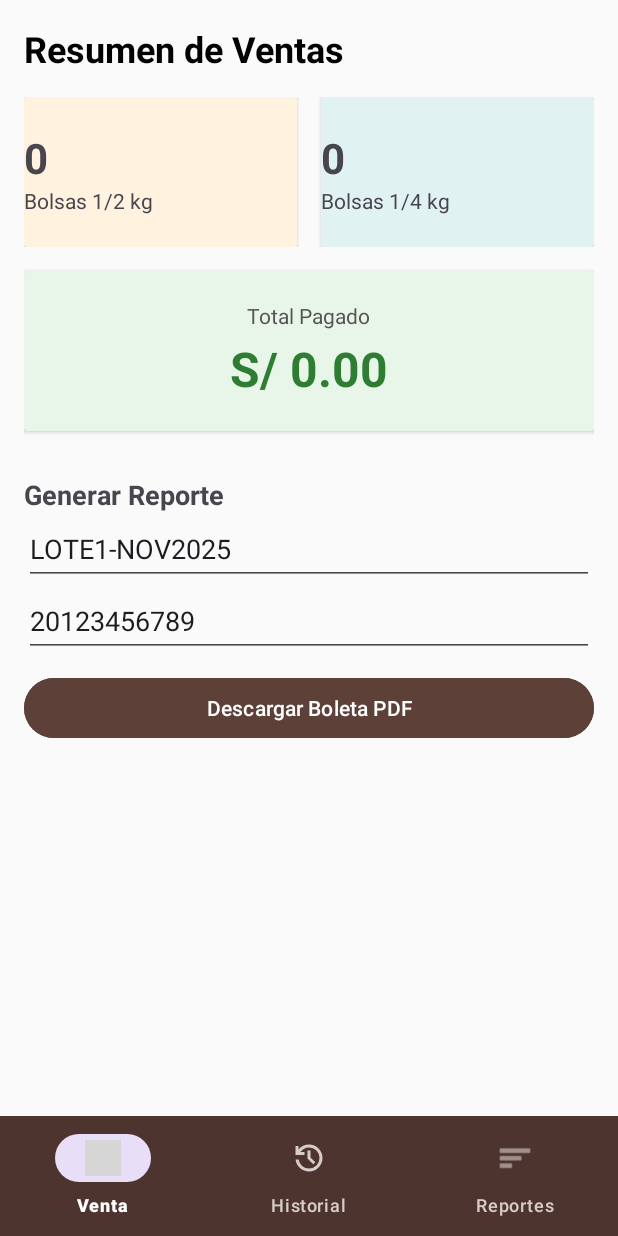
After one commit to shyNkindGuy/CajaiCafeAdministracion, an Android app: the fragment DashboardFragment placed in its activity, on a phone screen of 412 x 824 dp. The commit adds this screen. Run offline under Robolectric (Android 15) with nearby library versions, the phone set to English and light mode, and no system bars; our stand-ins replace Firebase (no records; nobody signed in at launch, a user with empty details on screens opened directly); grey boxes are pictures that could not be loaded.

Commit message:
feat: reportes + apartado de pdf + calcular el total de ventas de bolsas

```diff
--- /dev/null
+++ b/app/src/main/java/com/example/cajaicafeadministracion/DashboardFragment.java
@@ -0,0 +1,172 @@
+package com.example.cajaicafeadministracion;
+
+import android.graphics.Canvas;
+import android.graphics.Color;
+import android.graphics.Paint;
+import android.graphics.pdf.PdfDocument;
+import android.os.Bundle;
+import android.os.Environment;
+import android.view.LayoutInflater;
+import android.view.View;
+import android.view.ViewGroup;
+import android.widget.*;
+import androidx.annotation.NonNull;
+import androidx.annotation.Nullable;
+import androidx.fragment.app.Fragment;
+import com.google.firebase.database.*;
+import java.io.File;
+import java.io.FileOutputStream;
+import java.io.IOException;
+import java.util.ArrayList;
+import java.util.List;
+
+public class DashboardFragment extends Fragment {
+
+    TextView tvTotalMedio, tvTotalCuarto, tvTotalDinero;
+    EditText etLote, etRuc;
+    Button btnExportar;
+    DatabaseReference ventasRef;
+    List<Venta> listaVentas = new ArrayList<>();
+
+    @Nullable
+    @Override
+    public View onCreateView(@NonNull LayoutInflater inflater, @Nullable ViewGroup container, @Nullable Bundle savedInstanceState) {
+        View view = inflater.inflate(R.layout.fragment_dashboard, container, false);
+
+        tvTotalMedio = view.findViewById(R.id.tvTotalMedioKilo);
+        tvTotalCuarto = view.findViewById(R.id.tvTotalCuartoKilo);
+        tvTotalDinero = view.findViewById(R.id.tvTotalDinero);
+        etLote = view.findViewById(R.id.etLote);
+        etRuc = view.findViewById(R.id.etRuc);
+        btnExportar = view.findViewById(R.id.btnExportarPDF);
+
+        ventasRef = FirebaseDatabase.getInstance().getReference("ventas");
+
+        cargarDatos();
+
+        btnExportar.setOnClickListener(v -> generarPDF());
+
+        return view;
+    }
+
+    private void cargarDatos() {
+        ventasRef.addValueEventListener(new ValueEventListener() {
+            @Override
+            public void onDataChange(@NonNull DataSnapshot snapshot) {
+                listaVentas.clear();
+                int countMedio = 0;
+                int countCuarto = 0;
+                double totalDineroRecaudado = 0; // bolsas pagadas
+
+                for (DataSnapshot ds : snapshot.getChildren()) {
+                    Venta v = ds.getValue(Venta.class);
+                    if (v != null) {
+                        listaVentas.add(v);
+
+                        if (v.estadoPago != null) {
+                            if (v.estadoPago.equals("pagado")) {
+                                // Si está pagado, sumamos el total completo
+                                totalDineroRecaudado += v.total;
+                            } else if (v.estadoPago.equals("parcial")) {
+                                // Si es parcial, sumamos SOLO lo que dejó a cuenta
+                                totalDineroRecaudado += v.montoParcial;
+                            }
+                        }
+                        //bolsas
+                        if (v.producto != null) {
+                            if (v.producto.contains("1/2")) {
+                                countMedio += v.cantidad;
+                            } else if (v.producto.contains("1/4")) {
+                                countCuarto += v.cantidad;
+                            }
+                        }
+                    }
+                }
+
+                // Actualizamos la UI
+                tvTotalMedio.setText(String.valueOf(countMedio));
+                tvTotalCuarto.setText(String.valueOf(countCuarto));
+
+                // Mostramos el total recaudado en la nueva tarjeta verde
+                tvTotalDinero.setText("S/ " + String.format("%.2f", totalDineroRecaudado));
+            }
+            @Override
+            public void onCancelled(@NonNull DatabaseError error) {}
+        });
+    }
+
+    private void generarPDF() {
+        PdfDocument pdfDocument = new PdfDocument();
+        Paint paint = new Paint();
+        Paint titlePaint = new Paint();
+
+        // Página A4 estándar aprox en puntos (595 x 842)
+        PdfDocument.PageInfo myPageInfo = new PdfDocument.PageInfo.Builder(595, 842, 1).create();
+        PdfDocument.Page myPage = pdfDocument.startPage(myPageInfo);
+        Canvas canvas = myPage.getCanvas();
+
+        // Estilos
+        titlePaint.setTextAlign(Paint.Align.CENTER);
+        titlePaint.setTypeface(android.graphics.Typeface.create(android.graphics.Typeface.DEFAULT, android.graphics.Typeface.BOLD));
+        titlePaint.setTextSize(20);
+
+        paint.setTextSize(12);
+        paint.setColor(Color.BLACK);
+
+        int startX = 40;
+        int startY = 50;
+
+        // --- CABECERA ---
+        // Aquí podrías dibujar tu logo con: canvas.drawBitmap(bitmap, x, y, paint);
+
+        canvas.drawText("REPORTE DE VENTAS - CAJAI CAFE", 595/2, startY, titlePaint);
+        startY += 30;
+        canvas.drawText("Lote: " + etLote.getText().toString(), startX, startY, paint);
+        startY += 20;
+        canvas.drawText("RUC Emisor: " + etRuc.getText().toString(), startX, startY, paint);
+        startY += 30;
+
+        canvas.drawLine(startX, startY, 550, startY, paint); // Línea separadora
+        startY += 20;
+
+        // Cabeceras
+        canvas.drawText("Producto", startX, startY, paint);
+        canvas.drawText("Cant.", 300, startY, paint);
+        canvas.drawText("Total", 450, startY, paint);
+        startY += 20;
+
+        double granTotal = 0;
+        for (Venta v : listaVentas) {
+            String prod = v.producto.length() > 30 ? v.producto.substring(0,30) + "..." : v.producto;
+            canvas.drawText(prod, startX, startY, paint);
+            canvas.drawText(String.valueOf(v.cantidad), 300, startY, paint);
+            canvas.drawText("S/ " + v.total, 450, startY, paint);
+            granTotal += v.total;
+            startY += 15;
+
+            // Salto de página simple (si la lista es muy larga, necesitarías lógica extra)
+            if (startY > 800) break;
+        }
+
+        startY += 20;
+        canvas.drawLine(startX, startY, 550, startY, paint);
+        startY += 30;
+
+        paint.setTextSize(16);
+        paint.setTypeface(android.graphics.Typeface.create(android.graphics.Typeface.DEFAULT, android.graphics.Typeface.BOLD));
+        canvas.drawText("TOTAL GENERAL: S/ " + String.format("%.2f", granTotal), 350, startY, paint);
+
+        pdfDocument.finishPage(myPage);
+
+        // Guardar archivo
+        File file = new File(Environment.getExternalStoragePublicDirectory(Environment.DIRECTORY_DOWNLOADS), "Reporte_CajaiCafe.pdf");
+        try {
+            pdfDocument.writeTo(new FileOutputStream(file));
+            Toast.makeText(getContext(), "PDF guardado en Descargas", Toast.LENGTH_LONG).show();
+        } catch (IOException e) {
+            e.printStackTrace();
+            Toast.makeText(getContext(), "Error generando PDF: " + e.getMessage(), Toast.LENGTH_SHORT).show();
+        }
+        pdfDocument.close();
+    }
+}
--- a/app/src/main/java/com/example/cajaicafeadministracion/MainActivity.java
+++ b/app/src/main/java/com/example/cajaicafeadministracion/MainActivity.java
@@ -25,6 +25,8 @@ public class MainActivity extends AppCompatActivity {
                 selectedFragment = new VentaFragment();
             } else if (itemId == R.id.nav_historial) {
                 selectedFragment = new HistorialFragment();
+            }else if (itemId == R.id.nav_dashboard) {
+                selectedFragment = new DashboardFragment();
             }
 
             if (selectedFragment != null) {
--- /dev/null
+++ b/app/src/main/res/layout/fragment_dashboard.xml
@@ -0,0 +1,136 @@
+<?xml version="1.0" encoding="utf-8"?>
+<ScrollView xmlns:android="http://schemas.android.com/apk/res/android"
+    android:layout_width="match_parent"
+    android:layout_height="match_parent"
+    android:background="#FAFAFA"
+    android:padding="16dp">
+
+
+    <LinearLayout
+        android:orientation="vertical"
+        android:layout_width="match_parent"
+        android:layout_height="wrap_content">
+
+
+        <TextView
+            android:text="Resumen de Ventas"
+            android:textSize="24sp"
+            android:textStyle="bold"
+            android:textColor="@android:color/black"
+            android:layout_marginBottom="16dp"
+            android:layout_height="match_parent"  android:layout_width="match_parent"/>
+
+        <LinearLayout
+            android:orientation="horizontal"
+            android:weightSum="2"
+            android:layout_width="match_parent"
+            android:layout_height="wrap_content">
+
+            <androidx.cardview.widget.CardView
+                android:layout_width="0dp"
+                android:layout_weight="1"
+                android:layout_height="100dp"
+                android:layout_marginEnd="8dp"
+                android:backgroundTint="#FFF3E0">
+                <LinearLayout
+                    android:gravity="center"
+                    android:orientation="vertical"
+                    android:layout_width="match_parent"
+                    android:layout_height="match_parent">
+                    <TextView
+                        android:id="@+id/tvTotalMedioKilo"
+                        android:text="0"
+                        android:textSize="28sp"
+                        android:textStyle="bold" android:layout_height="wrap_content" android:layout_width="match_parent"/>
+                    <TextView
+                        android:text="Bolsas 1/2 kg"
+                        android:textSize="14sp" android:layout_height="wrap_content" android:layout_width="match_parent"/>
+                </LinearLayout>
+            </androidx.cardview.widget.CardView>
+
+
+            <androidx.cardview.widget.CardView
+                android:layout_width="0dp"
+                android:layout_weight="1"
+                android:layout_height="100dp"
+                android:layout_marginStart="8dp"
+                android:backgroundTint="#E0F2F1">
+                <LinearLayout
+                    android:gravity="center"
+                    android:orientation="vertical"
+                    android:layout_width="match_parent"
+                    android:layout_height="match_parent">
+                    <TextView
+                        android:id="@+id/tvTotalCuartoKilo"
+                        android:text="0"
+                        android:textSize="28sp"
+                        android:textStyle="bold" android:layout_height="wrap_content" android:layout_width="match_parent"/>
+                    <TextView
+                        android:text="Bolsas 1/4 kg"
+                        android:textSize="14sp" android:layout_height="wrap_content" android:layout_width="match_parent"/>
+                </LinearLayout>
+            </androidx.cardview.widget.CardView>
+        </LinearLayout>
+        <androidx.cardview.widget.CardView
+            android:layout_width="match_parent"
+            android:layout_height="wrap_content"
+            android:layout_marginTop="16dp"
+            android:backgroundTint="#E8F5E9"> <LinearLayout
+            android:layout_width="match_parent"
+            android:layout_height="wrap_content"
+            android:orientation="vertical"
+            android:padding="20dp"
+            android:gravity="center">
+
+            <TextView
+                android:text="Total Pagado"
+                android:textSize="14sp"
+                android:textColor="#555555"
+                android:layout_width="wrap_content"
+                android:layout_height="wrap_content"/>
+
+            <TextView
+                android:id="@+id/tvTotalDinero"
+                android:text="S/ 0.00"
+                android:textSize="32sp"
+                android:textStyle="bold"
+                android:textColor="#2E7D32"
+                android:layout_marginTop="4dp"
+                android:layout_width="wrap_content"
+                android:layout_height="wrap_content"/>
+        </LinearLayout>
+        </androidx.cardview.widget.CardView>
+
+        <TextView
+            android:text="Generar Reporte"
+            android:layout_marginTop="30dp"
+            android:textSize="18sp"
+            android:textStyle="bold" android:layout_height="wrap_content"  android:layout_width="match_parent"/>
+
+        <EditText
+            android:id="@+id/etLote"
+            android:layout_width="match_parent"
+            android:layout_height="wrap_content"
+            android:hint="Nombre del Lote"
+            android:minHeight="48dp"
+            android:text="LOTE1-NOV2025" />
+
+        <EditText
+            android:id="@+id/etRuc"
+            android:layout_width="match_parent"
+            android:layout_height="wrap_content"
+            android:hint="RUC / DNI"
+            android:minHeight="48dp"
+            android:text="20123456789" />
+
+        <Button
+            android:id="@+id/btnExportarPDF"
+            android:layout_width="match_parent"
+            android:layout_height="wrap_content"
+            android:text="Descargar Boleta PDF"
+            android:backgroundTint="#5D4037"
+            android:textColor="#FFFFFF"
+            android:layout_marginTop="10dp"/>
+
+    </LinearLayout>
+</ScrollView>
--- a/app/src/main/res/menu/bottom_nav_menu.xml
+++ b/app/src/main/res/menu/bottom_nav_menu.xml
@@ -9,4 +9,8 @@
         android:id="@+id/nav_historial"
         android:icon="@drawable/ic_history"
         android:title="Historial" />
+    <item
+        android:id="@+id/nav_dashboard"
+        android:icon="@android:drawable/ic_menu_sort_by_size"
+        android:title="Reportes" />
 </menu>
```
